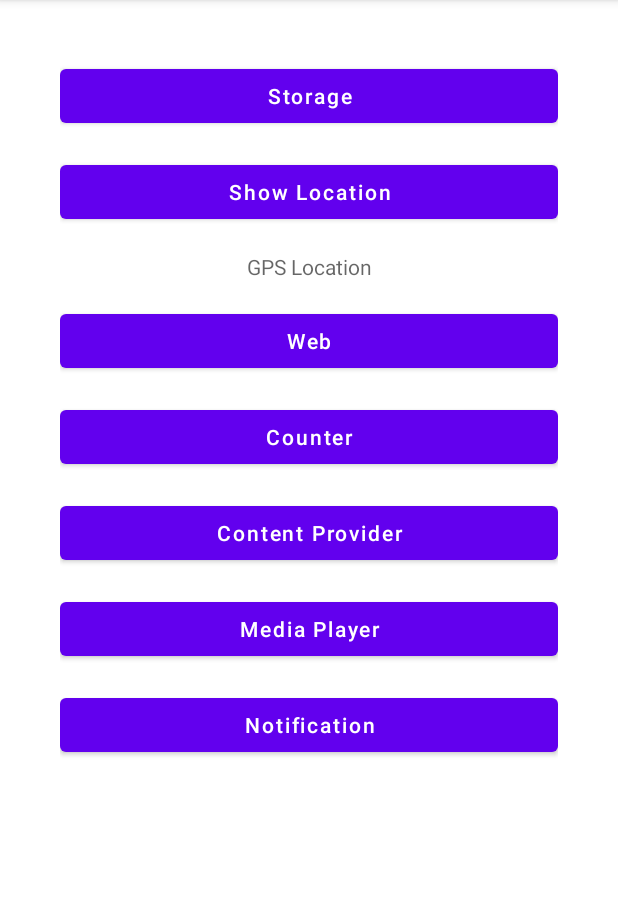
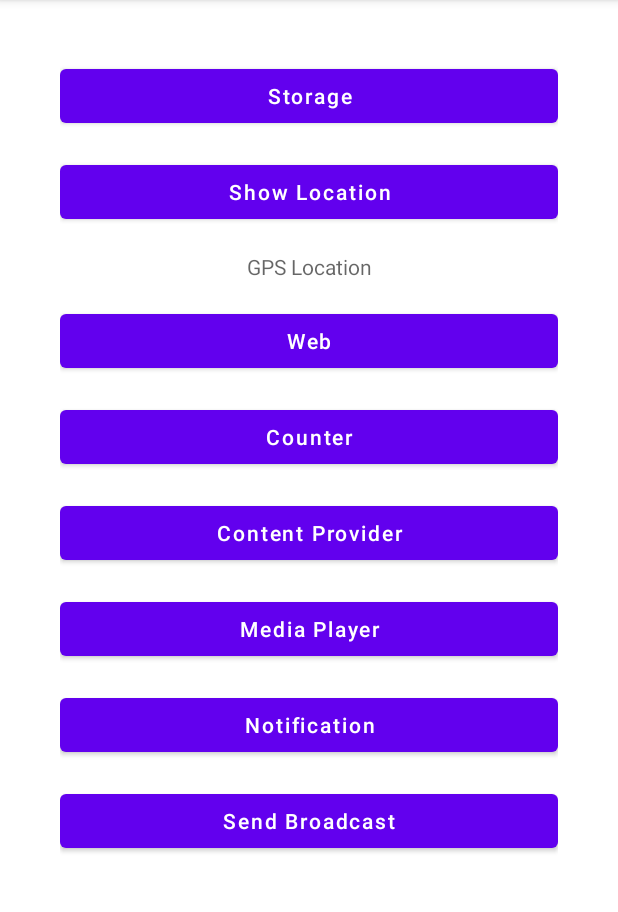
Before and after one commit to aminsoheyli/Android-Tutorial, an Android app: the screen it shows after launch (MainActivity), on a phone screen of 412 x 824 dp, the part 84-996 px from its top. Run offline under Robolectric (Android 15) with nearby library versions, the phone set to English and light mode, and no system bars.

Commit message:
Add a custom BroadcastReceiver

```diff
--- a/app/src/main/java/com/aminsoheyli/androidtutorial/ui/MainActivity.kt
+++ b/app/src/main/java/com/aminsoheyli/androidtutorial/ui/MainActivity.kt
@@ -35,6 +35,10 @@ class MainActivity : AppCompatActivity() {
         buttonGetLocation = findViewById(R.id.button_show_location)
         textViewShowLocation = findViewById(R.id.textView_show_location)
 
+        buttonGetLocation.setOnClickListener {
+            showLocation()
+        }
+
         findViewById<Button>(R.id.button_storage).setOnClickListener {
             startActivity(Intent(this, StorageActivity::class.java))
         }
@@ -57,9 +61,10 @@ class MainActivity : AppCompatActivity() {
         findViewById<Button>(R.id.button_notification).setOnClickListener {
             startActivity(Intent(this, NotificationActivity::class.java))
         }
-
-        buttonGetLocation.setOnClickListener {
-            showLocation()
+        findViewById<Button>(R.id.button_broadcast).setOnClickListener {
+            val intent = Intent("com.example.NOTIFY")
+            intent.putExtra("msg", "Hello from activity")
+            sendBroadcast(intent)
         }
     }
 
--- a/app/src/main/res/layout/activity_main.xml
+++ b/app/src/main/res/layout/activity_main.xml
@@ -95,4 +95,15 @@
         app:layout_constraintEnd_toEndOf="parent"
         app:layout_constraintStart_toStartOf="parent"
         app:layout_constraintTop_toBottomOf="@id/button_media_player" />
+
+    <Button
+        android:id="@+id/button_broadcast"
+        android:layout_width="0dp"
+        android:layout_height="wrap_content"
+        android:layout_marginTop="@dimen/default_margin_value"
+        android:text="@string/button_broadcast_text"
+        android:textAllCaps="false"
+        app:layout_constraintEnd_toEndOf="parent"
+        app:layout_constraintStart_toStartOf="parent"
+        app:layout_constraintTop_toBottomOf="@id/button_notification" />
 </androidx.constraintlayout.widget.ConstraintLayout>
--- a/app/src/main/res/values/strings.xml
+++ b/app/src/main/res/values/strings.xml
@@ -27,4 +27,5 @@
     <string name="button_stop_text">Stop</string>
     <string name="button_notification_text">Notification</string>
     <string name="button_notify_text">Notify</string>
+    <string name="button_broadcast_text">Send Broadcast</string>
 </resources>
```
Also changed, not shown: app/src/main/AndroidManifest.xml (+10 -0 lines), app/src/main/java/com/aminsoheyli/androidtutorial/MyBroadcastReceiver.kt (added, +18 -0 lines).
